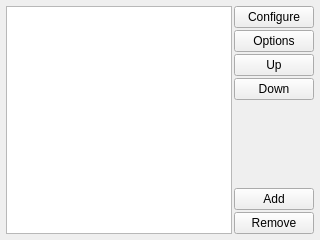
kipr/botui, file ui/ChannelsWidget.ui: the form before one commit.
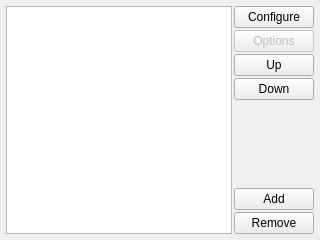
The form after the commit. Icons and pictures are not drawn.

```diff
--- a/ui/ChannelsWidget.ui
+++ b/ui/ChannelsWidget.ui
@@ -53,6 +53,9 @@
        </item>
        <item>
         <widget class="QPushButton" name="options">
+         <property name="enabled">
+          <bool>false</bool>
+         </property>
          <property name="text">
           <string>Options</string>
          </property>
```
